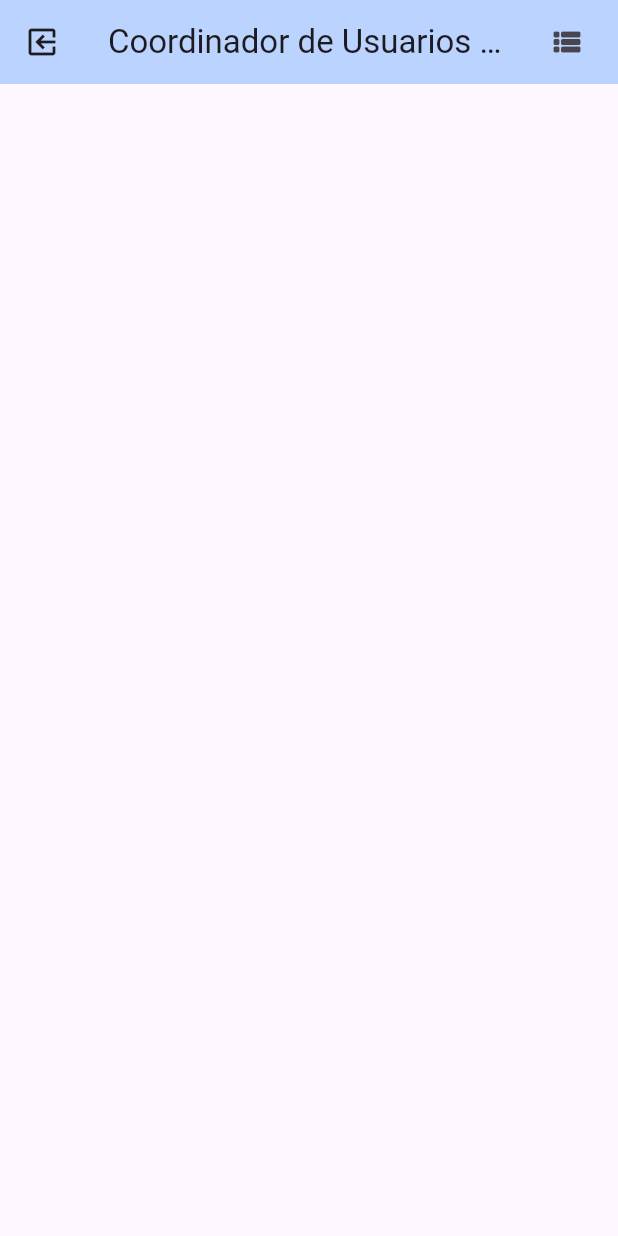
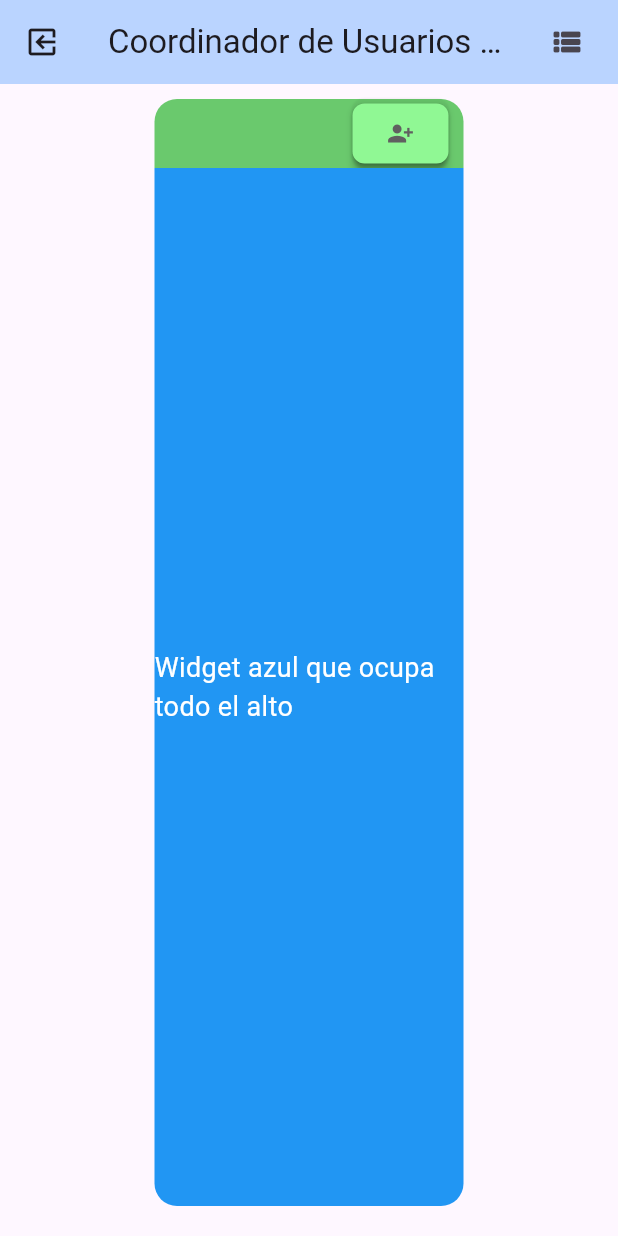
Before and after one commit to salo368/Mobile-Project-1, a Flutter app: the screen it shows after launch, on a phone screen of 412 x 824 dp. Run offline on Flutter 3.47's test engine with Material 3 defaults, Android fonts, the phone set to English and light mode, and no system bars; our stand-ins replace get.

Commit message:
Creacion de widgets de Administracion

```diff
--- a/lib/ui/coordinatorPages/coor_users.dart
+++ b/lib/ui/coordinatorPages/coor_users.dart
@@ -1,26 +1,36 @@
-// ignore_for_file: file_names
 import 'package:flutter/material.dart';
 import 'package:get/get.dart';
+import 'coor_users_table.dart';
+import 'coor_users_create.dart';
 
 class CoorUsers extends StatefulWidget {
-  const CoorUsers({super.key});
+  const CoorUsers({Key? key}) : super(key: key);
 
   @override
   State<CoorUsers> createState() => _CoorUsersState();
 }
 
 class _CoorUsersState extends State<CoorUsers> {
+  late RxBool showUsersTable;
+
+  @override
+  void initState() {
+    super.initState();
+    showUsersTable = true.obs;
+  }
+
   @override
   Widget build(BuildContext context) {
+
     return MaterialApp(
       debugShowCheckedModeBanner: false,
       home: Scaffold(
         appBar: AppBar(
-          backgroundColor: const Color.fromARGB(255, 186, 212, 255), // Cambio de color a azul claro
+          backgroundColor: const Color.fromARGB(255, 186, 212, 255),
           title: const Text('Coordinador de Usuarios de Soporte'),
           leading: IconButton(
             icon: Transform.rotate(
-              angle: 3.1415927, // 180 grados en radianes
+              angle: 3.1415927,
               child: const Icon(Icons.exit_to_app),
             ),
             onPressed: () {
@@ -29,9 +39,9 @@ class _CoorUsersState extends State<CoorUsers> {
           ),
           actions: [
             Padding(
-              padding: const EdgeInsets.only(right: 10.0), // Padding de 10px a la derecha
+              padding: const EdgeInsets.only(right: 10.0),
               child: IconButton(
-                icon: const Icon(Icons.view_list_rounded),// storage,person_add_alt_1
+                icon: const Icon(Icons.view_list_rounded),
                 onPressed: () {
                   Get.toNamed("/coorHome");
                 },
@@ -39,8 +49,20 @@ class _CoorUsersState extends State<CoorUsers> {
             ),
           ],
         ),
-        body: Container(), // Aquí se cambia ListView.builder por Container vacío
+        body: Obx(() {
+          return showUsersTable.value
+              ? UsersTable(changeToUsersCreate: switchToUsersCreate)
+              : UsersCreate(changeToUsersTable: switchToUsersTable);
+        }),
       ),
     );
   }
+
+  void switchToUsersTable() {
+    showUsersTable.value = true;
+  }
+
+  void switchToUsersCreate() {
+    showUsersTable.value = false;
+  }
 }
--- /dev/null
+++ b/lib/ui/coordinatorPages/coor_users_table.dart
@@ -0,0 +1,84 @@
+import 'package:flutter/material.dart';
+
+class UsersTable extends StatelessWidget {
+  final VoidCallback changeToUsersCreate;
+
+  const UsersTable({Key? key, required this.changeToUsersCreate}) : super(key: key);
+
+  @override
+  Widget build(BuildContext context) {
+    double screenWidth = MediaQuery.of(context).size.width;
+
+    return Column(
+      children: [
+        Padding(
+          padding: const EdgeInsets.only(top: 10.0),
+          child: Container(
+            height: 46,
+            decoration: const BoxDecoration(
+              color: Color.fromARGB(255, 106, 201, 109),
+              borderRadius: BorderRadius.only(
+                topLeft: Radius.circular(15.0),
+                topRight: Radius.circular(15.0),
+              ),
+            ),
+            margin: EdgeInsets.symmetric(horizontal: screenWidth * 0.25),
+            child: Row(
+              mainAxisAlignment: MainAxisAlignment.end,
+              children: [
+                Padding(
+                  padding: const EdgeInsets.only(right: 10.0),
+                  child: Material(
+                    color: Colors.transparent,
+                    shape: RoundedRectangleBorder(
+                      borderRadius: BorderRadius.circular(8),
+                    ),
+                    elevation: 2,
+                    child: ElevatedButton(
+                      onPressed: changeToUsersCreate,
+                      style: ElevatedButton.styleFrom(
+                        padding: const EdgeInsets.all(7.0),
+                        backgroundColor: const Color.fromARGB(255, 144, 248, 148),
+                        shape: RoundedRectangleBorder(
+                          borderRadius: BorderRadius.circular(8),
+                        ),
+                      ),
+                      child: const Icon(
+                        Icons.person_add_alt_1,
+                        color: Color.fromARGB(255, 96, 96, 96),
+                      ),
+                    ),
+                  ),
+                ),
+              ],
+            ),
+          ),
+        ),
+        Expanded(
+          child: Padding(
+            padding: const EdgeInsets.only(bottom: 20.0),
+            child: Container(
+              margin: EdgeInsets.symmetric(horizontal: screenWidth * 0.25),
+              decoration: const BoxDecoration(
+                color: Colors.blue,
+                borderRadius: BorderRadius.only(
+                  bottomLeft: Radius.circular(15.0),
+                  bottomRight: Radius.circular(15.0),
+                ),
+              ),
+              child: const Center(
+                child: Text(
+                  'Widget azul que ocupa todo el alto',
+                  style: TextStyle(
+                    color: Colors.white,
+                    fontSize: 18.0,
+                  ),
+                ),
+              ),
+            ),
+          ),
+        ),
+      ],
+    );
+  }
+}
```
Also changed, not shown: lib/ui/coordinatorPages/coor_users_create.dart (added, +74 -0 lines).
